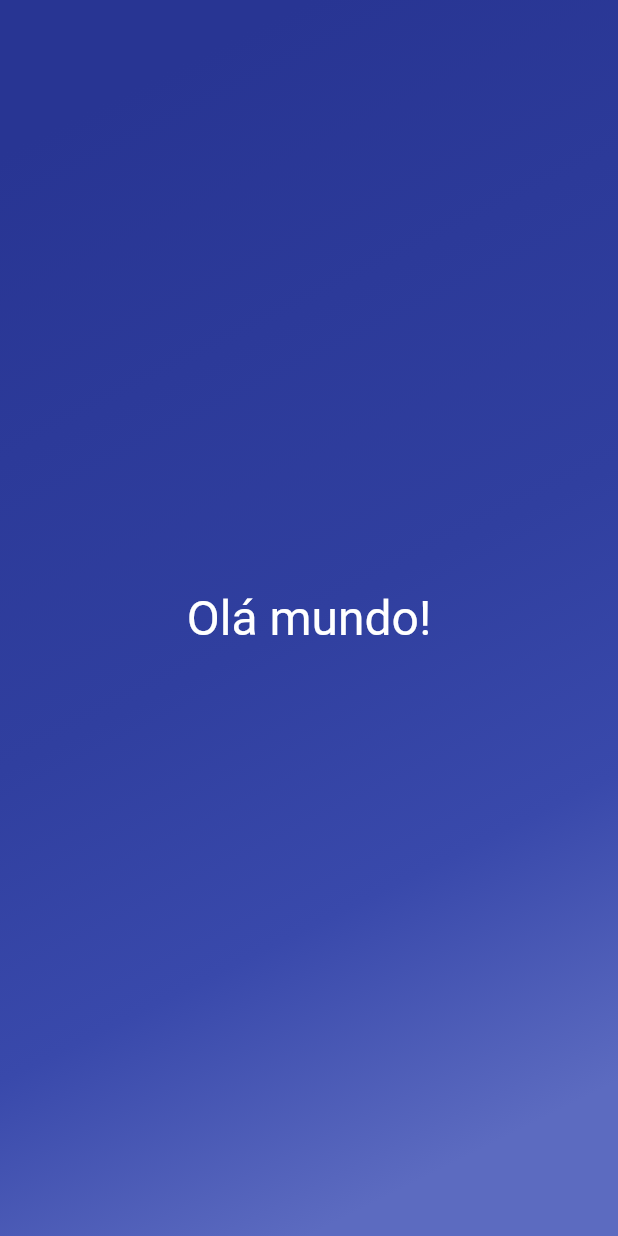
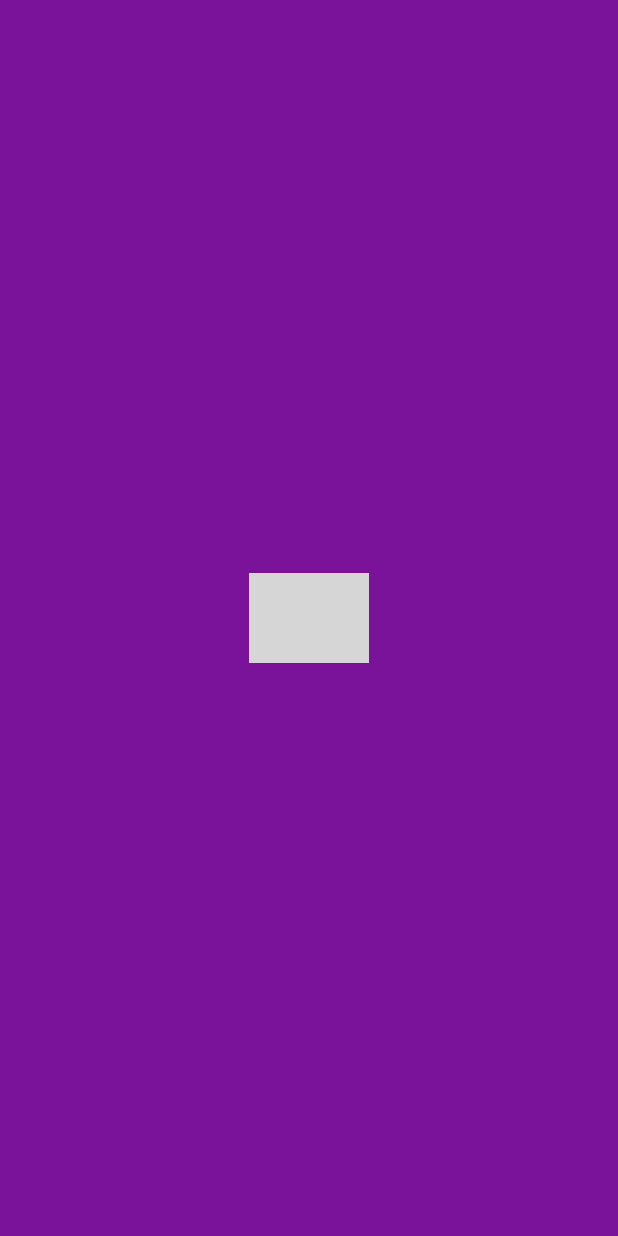
Before and after one commit to marcosvaz/FlutterEstudo, a Flutter app: the first screen one second after launch, on a phone screen of 412 x 824 dp. Run offline on Flutter 3.47's test engine with Material 2 defaults, Android fonts, the phone set to English and light mode, and no system bars; grey boxes are pictures that could not be loaded.

Commit message:
Started Nubank project

```diff
--- a/lib/main.dart
+++ b/lib/main.dart
@@ -1,14 +1,46 @@
+import 'dart:async';
+
 import 'package:flutter/material.dart';
 
 void main() => runApp(
   MaterialApp(
-    initialRoute: '/',
+    initialRoute: 'SplashScreen',
     routes: {
+      'SplashScreen': (context) => SplashScreen(),
       '/': (context) => Main(),
-      '/hora': (context) => Hora(),
+      // '/hora': (context) => Hora(),
     }
   ),
 );
+
+class SplashScreen extends StatefulWidget {
+  @override
+  _SplashScreenState createState() => _SplashScreenState();
+}
+class _SplashScreenState extends State<SplashScreen> {
+  @override
+  void initState() {
+    super.initState();
+    Timer(
+      Duration(seconds: 3),
+      () => Navigator.of(context).pushReplacement(MaterialPageRoute(builder: (BuildContext context) => Main())),
+    );
+  }
+
+  @override
+  Widget build(BuildContext context) {
+    return Scaffold(
+      body: Container(
+        decoration: BoxDecoration(
+          color: Color(0xFF7B139A),
+        ),
+        child: Center(
+          child: Image.asset("./lib/assets/nu.png", scale: 2,),
+        ),
+      ),
+    );
+  }
+}
 
 // Route Main
 class Main extends StatelessWidget {
@@ -17,24 +49,14 @@ class Main extends StatelessWidget {
     return Scaffold(
       body: Container(
         decoration: BoxDecoration(
-          gradient: LinearGradient(
-            begin: Alignment.topLeft,
-            end: Alignment.bottomRight,
-            stops: [0.1, 0.5, 0.7, 0.9],
-            colors: [
-              Colors.indigo[800],
-              Colors.indigo[700],
-              Colors.indigo[600],
-              Colors.indigo[400],
-            ],
-          ),
+          color: Color(0xFF7B139A),
         ),
         child: Center(
           child: Text(
-            'Olá mundo!',
+            "Olá Mundo!",
             style: TextStyle(
               fontSize: 32,
-              color: Color(0xFFFFFFFF)
+              color: Color(0xFFFFFFFF),
             ),
           ),
         ),
@@ -44,20 +66,20 @@ class Main extends StatelessWidget {
 }
 
 // Route Hora
-class Hora extends StatelessWidget {
-  final horaatual = new DateTime.now();
+// class Hora extends StatelessWidget {
+//   final horaatual = new DateTime.now();
 
-  @override
-  Widget build(BuildContext context) {
-    return Scaffold(
-      body: Center(
-        child: RaisedButton(
-          onPressed: () {
-            Navigator.pop(context);
-          },
-          child: Text('Voltar'),
-        ),
-      ),
-    );
-  }
-}
+//   @override
+//   Widget build(BuildContext context) {
+//     return Scaffold(
+//       body: Center(
+//         child: RaisedButton(
+//           onPressed: () {
+//             Navigator.pop(context);
+//           },
+//           child: Text('Voltar'),
+//         ),
+//       ),
+//     );
+//   }
+// }
--- a/pubspec.yaml
+++ b/pubspec.yaml
@@ -41,8 +41,8 @@ flutter:
   uses-material-design: true
 
   # To add assets to your application, add an assets section, like this:
-  # assets:
-  #  - images/a_dot_burr.jpeg
+  assets:
+    - ./lib/assets/nu.png
   #  - images/a_dot_ham.jpeg
 
   # An image asset can refer to one or more resolution-specific "variants", see
```
Also changed, not shown: lib/assets/nu.png (added).
